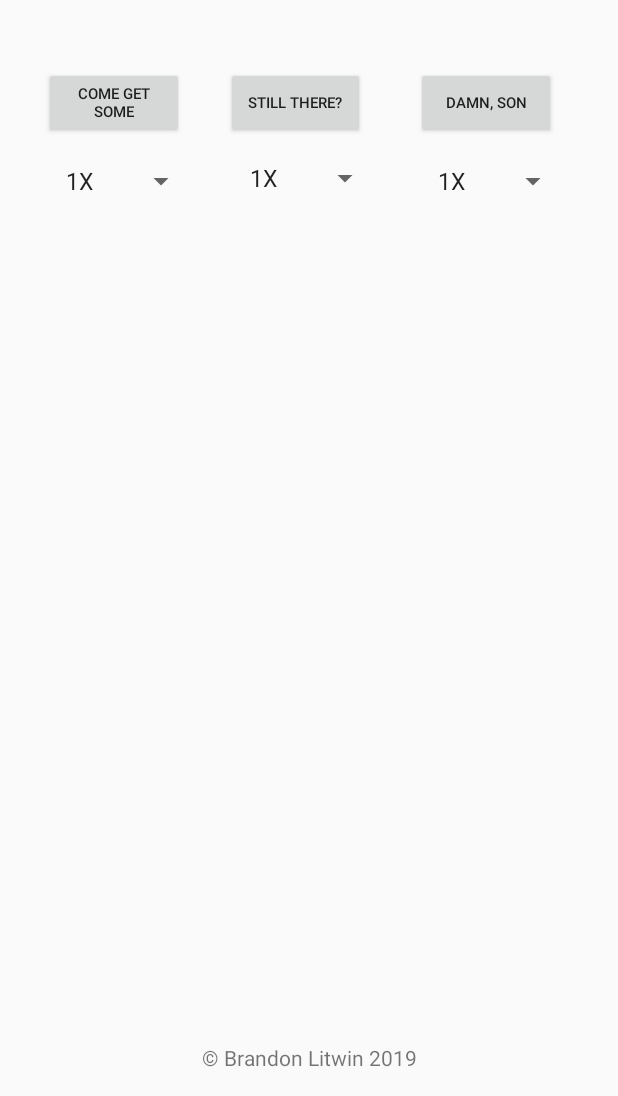
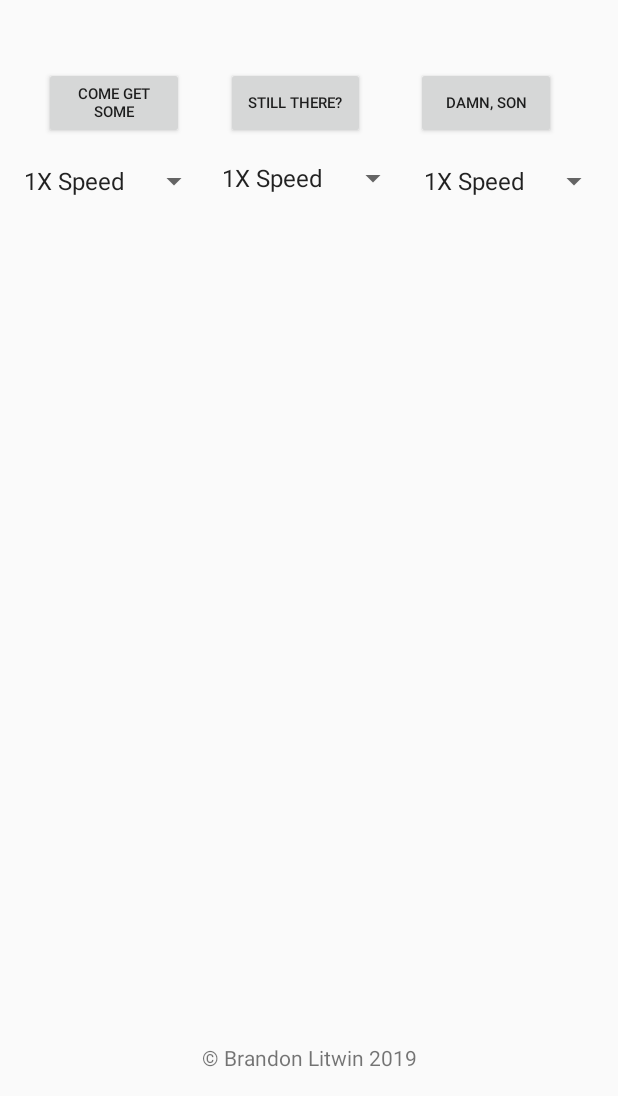
Before and after one commit to MaristGormanly/litwin-android-development, an Android app: the screen it shows after launch (MainActivity), on a phone screen of 412 x 824 dp, the part 140-1236 px from its top. Run offline under Robolectric (Android 15) with nearby library versions, the phone set to English and light mode, and no system bars.

Commit message:
Change speed label

```diff
--- a/Project2/app/src/main/res/layout/activity_main.xml
+++ b/Project2/app/src/main/res/layout/activity_main.xml
@@ -9,7 +9,7 @@
 
     <Spinner
         android:id="@+id/cgsSpinner"
-        android:layout_width="wrap_content"
+        android:layout_width="0sp"
         android:layout_height="wrap_content"
         android:layout_marginStart="8dp"
         android:layout_marginTop="16dp"
@@ -19,7 +19,7 @@
 
     <Spinner
         android:id="@+id/stSpinner"
-        android:layout_width="wrap_content"
+        android:layout_width="0sp"
         android:layout_height="wrap_content"
         android:layout_marginTop="14dp"
         android:layout_marginEnd="2dp"
@@ -29,7 +29,7 @@
 
     <Spinner
         android:id="@+id/dsSpinner"
-        android:layout_width="wrap_content"
+        android:layout_width="0sp"
         android:layout_height="wrap_content"
         android:layout_marginTop="16dp"
         android:layout_marginEnd="5dp"
--- a/Project2/app/src/main/res/values/strings.xml
+++ b/Project2/app/src/main/res/values/strings.xml
@@ -8,8 +8,8 @@
     <string name="speed_2x">Speed: 2X</string>
     <string name="speed_0_5x">Speed: 0.5X</string>
     <string-array name="playback_choices">
-        <item>0.5X</item>
-        <item>1X</item>
-        <item>2X</item>
+        <item>0.5X Speed</item>
+        <item>1X Speed</item>
+        <item>2X Speed</item>
     </string-array>
 </resources>
```
